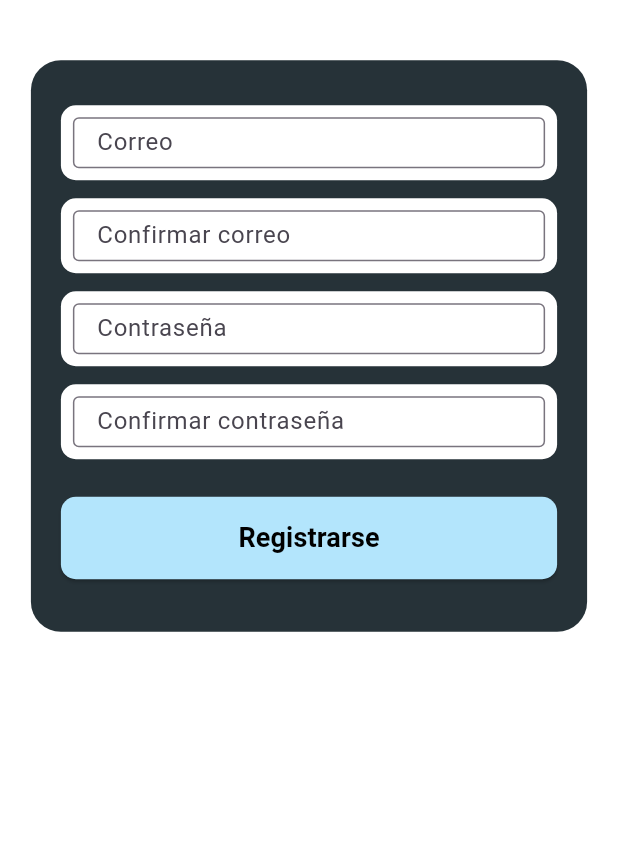
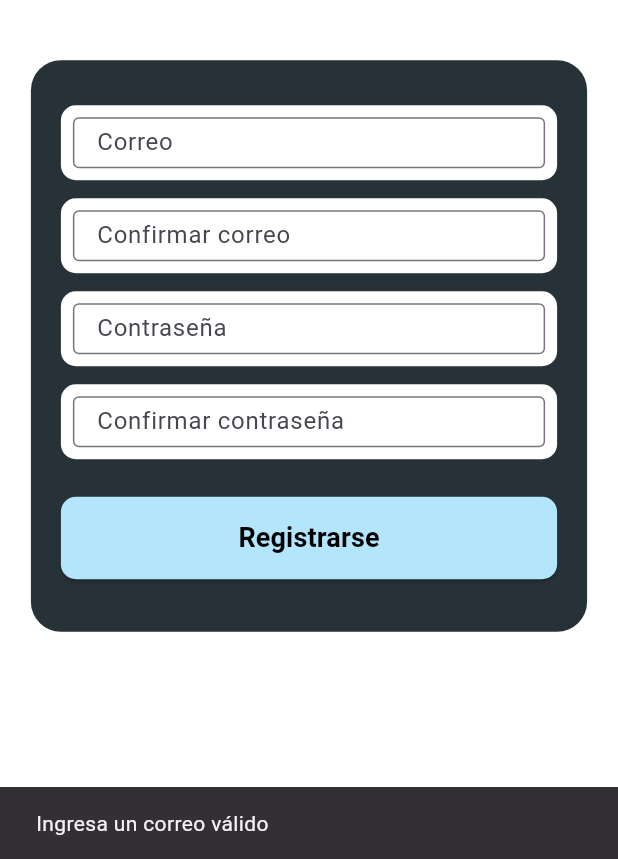
Before and after one commit to josephaven/viayage-frontend, a Flutter app: the RegisterPage screen opened by its route, after a tap on "Registrarse", on a phone screen of 412 x 824 dp, the part 377-1236 px from its top. Run offline on Flutter 3.47's test engine with Material 3 defaults, Android fonts, the light colour scheme and no system bars; our stand-ins replace flutter_secure_storage; accounts and stored records are empty.

Commit message:
Modificacion de la clase register_page para la validacion de contraseña y correo

```diff
--- a/lib/views/register_page.dart
+++ b/lib/views/register_page.dart
@@ -14,10 +14,20 @@ class _RegisterPageState extends State<RegisterPage> {
   final TextEditingController confirmPasswordController = TextEditingController();
 
   void register() async {
-    String email = emailController.text;
-    String confirmEmail = confirmEmailController.text;
-    String password = passwordController.text;
-    String confirmPassword = confirmPasswordController.text;
+    String email = emailController.text.trim();
+    String confirmEmail = confirmEmailController.text.trim();
+    String password = passwordController.text.trim();
+    String confirmPassword = confirmPasswordController.text.trim();
+
+
+    bool emailValid = RegExp(r"^[a-zA-Z0-9._%+-]+@[a-zA-Z0-9.-]+\.[a-zA-Z]{2,}$").hasMatch(email);
+    if (!emailValid) {
+      ScaffoldMessenger.of(context).showSnackBar(
+        SnackBar(content: Text("Ingresa un correo válido")),
+      );
+      return;
+    }
+
 
     if (email != confirmEmail) {
       ScaffoldMessenger.of(context).showSnackBar(
@@ -25,6 +35,15 @@ class _RegisterPageState extends State<RegisterPage> {
       );
       return;
     }
+
+
+    if (password.length < 6) {
+      ScaffoldMessenger.of(context).showSnackBar(
+        SnackBar(content: Text("La contraseña debe tener al menos 6 caracteres")),
+      );
+      return;
+    }
+
 
     if (password != confirmPassword) {
       ScaffoldMessenger.of(context).showSnackBar(
@@ -39,7 +58,7 @@ class _RegisterPageState extends State<RegisterPage> {
       ScaffoldMessenger.of(context).showSnackBar(
         SnackBar(content: Text("Registro exitoso. Ahora puedes iniciar sesión.")),
       );
-      Navigator.pop(context); // Volver a la pantalla de login
+      Navigator.pop(context);
     } else {
       ScaffoldMessenger.of(context).showSnackBar(
         SnackBar(content: Text("Error al registrarse")),
```
